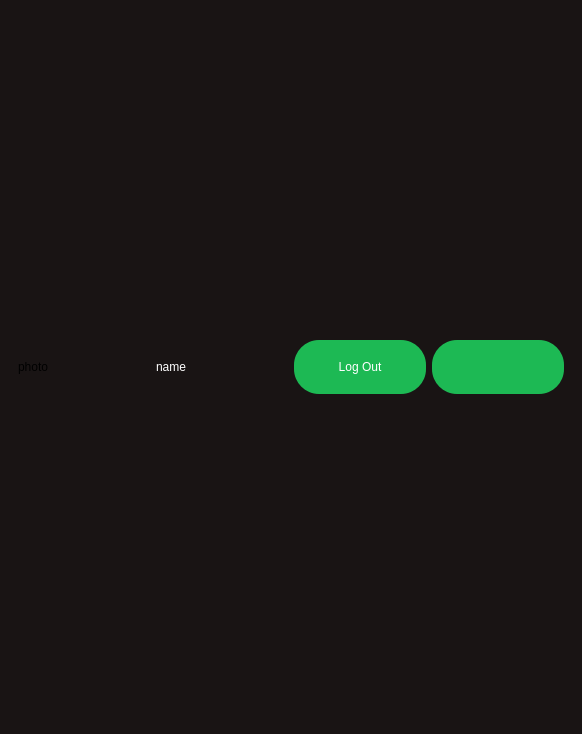
Before: the Qt Designer form mutak/mainwindow.ui in ahmed-debbech/mutak, drawn with Qt 5.
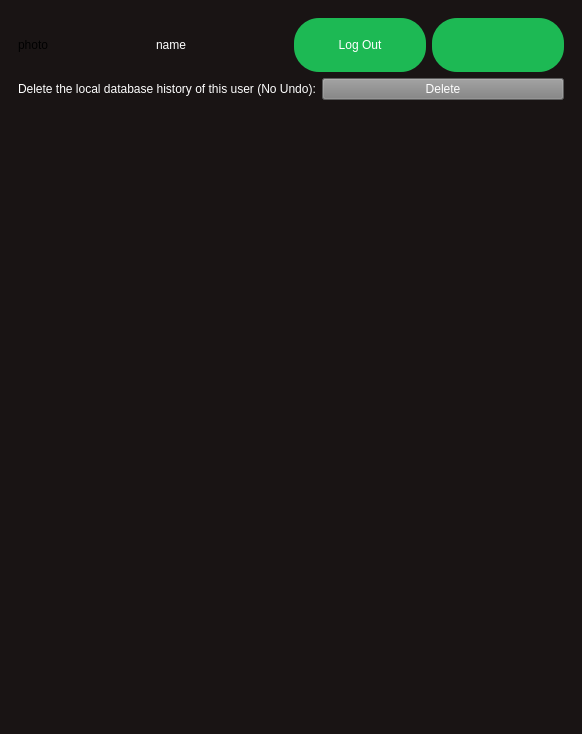
After: the same form once the commit is applied. The open tabs and pages were chosen to show the change.

Commit message: Fix database infinit loop when no information provided

```diff
--- a/mutak/mainwindow.ui
+++ b/mutak/mainwindow.ui
@@ -879,6 +879,49 @@
           </item>
          </layout>
         </item>
+        <item>
+         <layout class="QHBoxLayout" name="horizontalLayout_8">
+          <item>
+           <widget class="QLabel" name="label_3">
+            <property name="styleSheet">
+             <string notr="true">color: white;
+font: bold 14px '://resources/fonts/GothamLight.ttf';
+</string>
+            </property>
+            <property name="text">
+             <string>Delete the local database history of this user (No Undo):</string>
+            </property>
+           </widget>
+          </item>
+          <item>
+           <widget class="QPushButton" name="delete_history">
+            <property name="styleSheet">
+             <string notr="true">#delete_history{
+	background-color: grey;
+	color: white;
+	font: bold 14px '://resources/fonts/Gotham-UltraItalic.otf';
+}</string>
+            </property>
+            <property name="text">
+             <string>Delete</string>
+            </property>
+           </widget>
+          </item>
+         </layout>
+        </item>
+        <item>
+         <spacer name="verticalSpacer_9">
+          <property name="orientation">
+           <enum>Qt::Vertical</enum>
+          </property>
+          <property name="sizeHint" stdset="0">
+           <size>
+            <width>20</width>
+            <height>40</height>
+           </size>
+          </property>
+         </spacer>
+        </item>
        </layout>
       </widget>
      </widget>
```
The commit also changes 5 other files.
